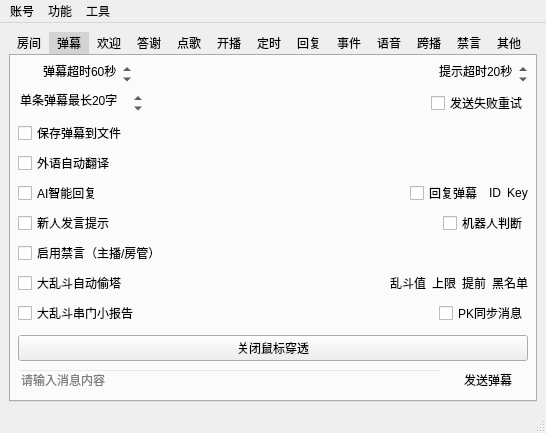
The window that mainwindow.ui (iwxyi/Bilibili-MagicalDanmaku) describes before a commit, drawn with Qt 5.
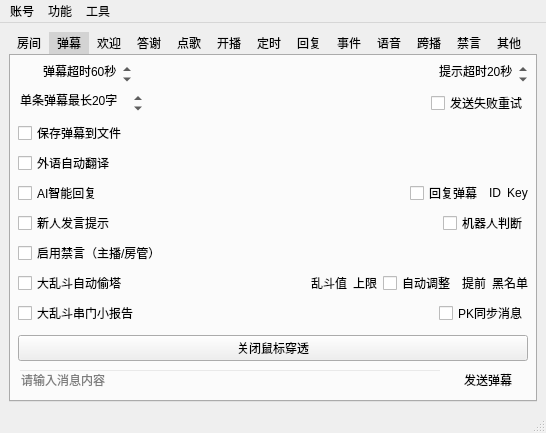
The same window after the commit. The open tabs and pages were chosen to show the change. Icons and pictures are not drawn. Custom widgets are drawn as their Qt base class.

```diff
--- a/mainwindow.ui
+++ b/mainwindow.ui
@@ -7,7 +7,7 @@
     <x>0</x>
     <y>0</y>
     <width>546</width>
-    <height>393</height>
+    <height>411</height>
    </rect>
   </property>
   <property name="windowTitle">
@@ -490,7 +490,7 @@
          </layout>
         </item>
         <item>
-         <layout class="QHBoxLayout" name="horizontalLayout_28" stretch="1,0,0,0,0">
+         <layout class="QHBoxLayout" name="horizontalLayout_28" stretch="1,0,0,0,0,0">
           <property name="topMargin">
            <number>0</number>
           </property>
@@ -533,6 +533,16 @@
             </property>
            </widget>
           </item>
+          <item>
+           <widget class="QCheckBox" name="pkAutoMaxGoldCheck">
+            <property name="toolTip">
+             <string>&lt;html&gt;&lt;head/&gt;&lt;body&gt;&lt;p&gt;根据己方礼物数值，自动调整偷塔的上限，最高为设定的10倍&lt;/p&gt;&lt;p&gt;积分超过10000时（1000元），为10倍。&lt;/p&gt;&lt;/body&gt;&lt;/html&gt;</string>
+            </property>
+            <property name="text">
+             <string>自动调整</string>
+            </property>
+           </widget>
+          </item>
           <item>
            <widget class="QPushButton" name="pkJudgeEarlyButton">
             <property name="styleSheet">
```
Left out of the diff: 2 changed lines with no effect on the pictures.
